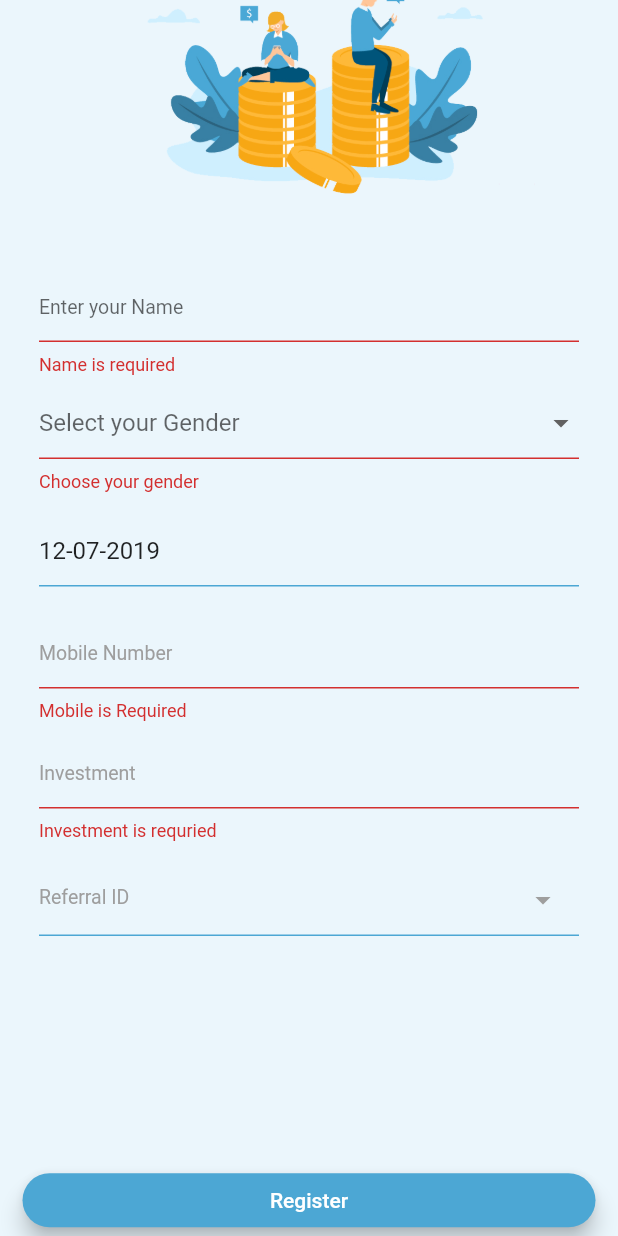
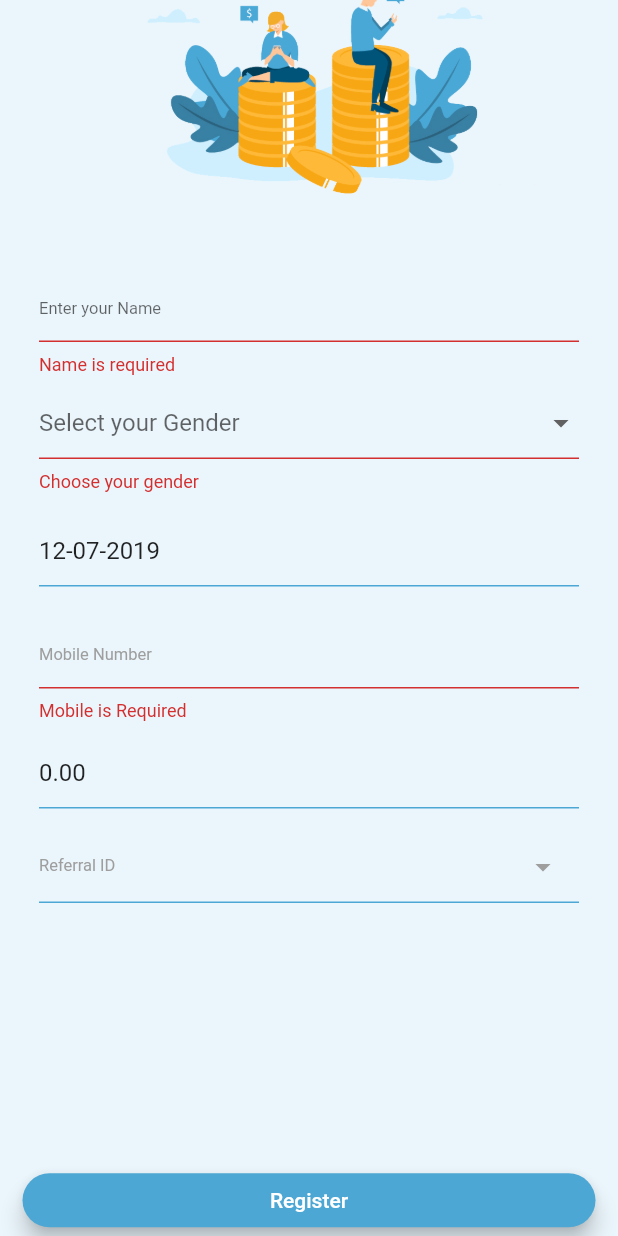
Before and after one commit to vscodeguru/uts-guru, a Flutter app: the RegisterationWidget screen opened by its route, scrolled down 123 dp, after a tap on "Register", on a phone screen of 412 x 824 dp. Run offline on Flutter 3.47's test engine with Material 2 defaults, Android fonts, the phone set to English and light mode, and no system bars; our stand-ins replace carousel_pro, flutter_masked_text, flutter_svg, keyboard_actions, toast.

Commit message:
added Currency Fomrat

```diff
--- a/lib/InvestmentDetails/dashboardprofile.dart
+++ b/lib/InvestmentDetails/dashboardprofile.dart
@@ -12,7 +12,8 @@ class UserProfile extends StatefulWidget {
     Key key,
     this.nedata,
     this.newdata,
-    this.data, value,
+    this.data,
+    value,
   }) : super(key: key);
 
   _UserProfileState createState() => _UserProfileState();
@@ -411,7 +412,7 @@ class _UserProfileState extends State<UserProfile> {
                           decoration: BoxDecoration(
                             boxShadow: [
                               Helper.buildBoxShadow(
-                                  blurRadius: 2.0,
+                                  blurRadius: 1.0,
                                   spreadRadius: 0.0,
                                   color: '#6f6f6f')
                             ],
--- a/lib/Registration/registration.dart
+++ b/lib/Registration/registration.dart
@@ -1,11 +1,11 @@
 import 'package:UTS/Animations/RegistrationButton.dart';
 import 'package:UTS/Animations/fabanimations.dart';
-import 'package:UTS/InvestmentDetails/dashboardprofile.dart';
 import 'package:UTS/Searchable/referralidSearch.dart';
 import 'package:UTS/Utils/helper.dart';
 import 'package:flutter/material.dart';
 import 'package:flutter/services.dart';
 import 'package:keyboard_actions/keyboard_actions.dart';
+import 'package:flutter_masked_text/flutter_masked_text.dart';
 
 //Full screen
 class RegisterationWidget extends StatelessWidget {
@@ -36,8 +36,10 @@ class _ContentState extends State<Content> with TickerProviderStateMixin {
   var nameController = TextEditingController();
   var genderController = TextEditingController();
   var dateController = TextEditingController();
-  var mobileController = TextEditingController();
-  var investmentController = TextEditingController();
+  var mobileController = new MaskedTextController(mask: '00000-00000');
+  final investmentController = new MoneyMaskedTextController(
+      decimalSeparator: '.', thousandSeparator: ',');
+
   var referralController = TextEditingController();
   DateTime _date = new DateTime.now();
   selectedDate(BuildContext context) async {
@@ -98,9 +100,6 @@ class _ContentState extends State<Content> with TickerProviderStateMixin {
   AnimationController animationControllerButton;
   @override
   void initState() {
-    nameController = new TextEditingController(text: '');
-    mobileController = new TextEditingController(text: '');
-    referralController = new TextEditingController(text: '');
     // Configure keyboard actions
     FormKeyboardActions.setKeyboardActions(context, _buildConfig(context));
     animationControllerButton =
@@ -230,7 +229,7 @@ class _ContentState extends State<Content> with TickerProviderStateMixin {
                                   textInputAction: TextInputAction.next,
                                   decoration: InputDecoration(
                                     hintText: 'Enter your Name',
-                                    hintStyle: TextStyle(fontSize: 13.0),
+                                    hintStyle: TextStyle(fontSize: 11.0),
                                     focusedBorder: UnderlineInputBorder(
                                       borderSide: BorderSide(
                                         color: Helper.hexColor('#4ca7d4'),
@@ -251,7 +250,7 @@ class _ContentState extends State<Content> with TickerProviderStateMixin {
                                   decoration: InputDecoration(
                                     hintText: 'Select your Gender',
                                     hintStyle: TextStyle(
-                                        color: Colors.grey, fontSize: 13.0),
+                                        color: Colors.grey, fontSize: 11.0),
                                     focusedBorder: UnderlineInputBorder(
                                       borderSide: BorderSide(
                                         color: Helper.hexColor('#4ca7d4'),
@@ -297,7 +296,7 @@ class _ContentState extends State<Content> with TickerProviderStateMixin {
                                         ),
                                         hintText: 'Date',
                                         hintStyle: TextStyle(
-                                            color: Colors.grey, fontSize: 13.0),
+                                            color: Colors.grey, fontSize: 11.0),
                                       ),
                                       keyboardType: null,
                                     ),
@@ -334,7 +333,7 @@ class _ContentState extends State<Content> with TickerProviderStateMixin {
                                     ),
                                     hintText: 'Mobile Number',
                                     hintStyle: TextStyle(
-                                        color: Colors.grey, fontSize: 13.0),
+                                        color: Colors.grey, fontSize: 11.0),
                                   ),
                                 ),
                                 SizedBox(height: 10),
@@ -366,7 +365,7 @@ class _ContentState extends State<Content> with TickerProviderStateMixin {
                                     ),
                                     hintText: 'Investment',
                                     hintStyle: TextStyle(
-                                        color: Colors.grey, fontSize: 13.0),
+                                        color: Colors.grey, fontSize: 11.0),
                                   ),
                                 ),
                                 SizedBox(
@@ -430,7 +429,7 @@ class _ContentState extends State<Content> with TickerProviderStateMixin {
                                     ),
                                     hintText: 'Referral ID ',
                                     hintStyle: TextStyle(
-                                        color: Colors.grey, fontSize: 13.0),
+                                        color: Colors.grey, fontSize: 11.0),
                                   ),
                                 ),
                               ],
@@ -518,7 +517,7 @@ class _ContentState extends State<Content> with TickerProviderStateMixin {
   String validateMobile(String value) {
     if (value.length == 0) {
       return "Mobile is Required";
-    } else if (value.length != 10) {
+    } else if (value.length != 11) {
       return "Mobile number must 10 digits";
     }
     return null;
@@ -527,15 +526,10 @@ class _ContentState extends State<Content> with TickerProviderStateMixin {
   void validateInputs() {
     final form = formKey.currentState;
     if (formKey.currentState.validate()) {
-       Navigator.of(context).push(
-            MaterialPageRoute(builder: (BuildContext context) => UserProfile(
-              nedata: nameController.text,
-              newdata: mobileController.text,
-              data: referralController.text,
-            )),
-          );
       statusClick = 1;
-     // playAnimation();
+      playAnimation();
+      nameController.clear();
+      mobileController.clear();
       formKey.currentState.reset();
       form.save();
     } else {
--- a/lib/Searchable/referralidSearch.dart
+++ b/lib/Searchable/referralidSearch.dart
@@ -21,7 +21,8 @@ class DataSearch extends SearchDelegate<String> {
     'ON124cx',
     'ON1234we',
   ];
-  final recentid = ['ON1234we', 'ON1234we'];
+  final recentid = [];
+  final image = Image.asset('assets/Images/talent.jpg');
   @override
   List<Widget> buildActions(BuildContext context) {
     return [
@@ -100,6 +101,7 @@ class DataSearch extends SearchDelegate<String> {
         : id
             .where((p) => p.toLowerCase().contains(query.toLowerCase()))
             .toList();
+
     return Column(
       children: <Widget>[
         Expanded(
--- a/pubspec.yaml
+++ b/pubspec.yaml
@@ -26,7 +26,7 @@ dependencies:
   http: ^0.12.0+2
   dio: ^1.0.14
   rxdart: ^0.20.0
-
+  flutter_masked_text: ^0.8.0
   # The following adds the Cupertino Icons font to your application.
   # Use with the CupertinoIcons class for iOS style icons.
   cupertino_icons: ^0.1.2
```
Also changed, not shown: lib/TopUp/topup.dart (+6 -6 lines), pubspec.lock.
